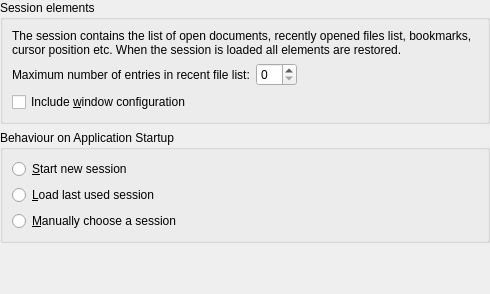
The window that kate/ui/sessionconfigwidget.ui (KDE/kate) describes before a commit, drawn with Qt 5.
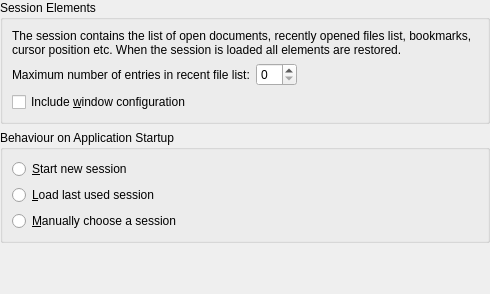
The same window after the commit.

Commit message:
i18n style guide fixes
Group box titles use capitalized first characters.

@kde-i18n-doc: Is it ok to backport this to the 16.04 branch?

```diff
--- a/kate/ui/sessionconfigwidget.ui
+++ b/kate/ui/sessionconfigwidget.ui
@@ -26,7 +26,7 @@
    <item>
     <widget class="QGroupBox" name="gbElements">
      <property name="title">
-      <string>Session elements</string>
+      <string>Session Elements</string>
      </property>
      <layout class="QVBoxLayout" name="verticalLayout_3">
       <item>
```
The commit also changes 1 other file.
